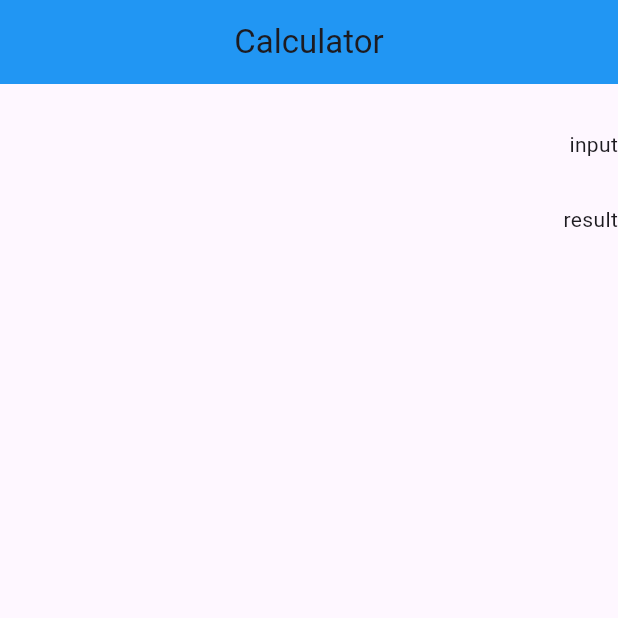
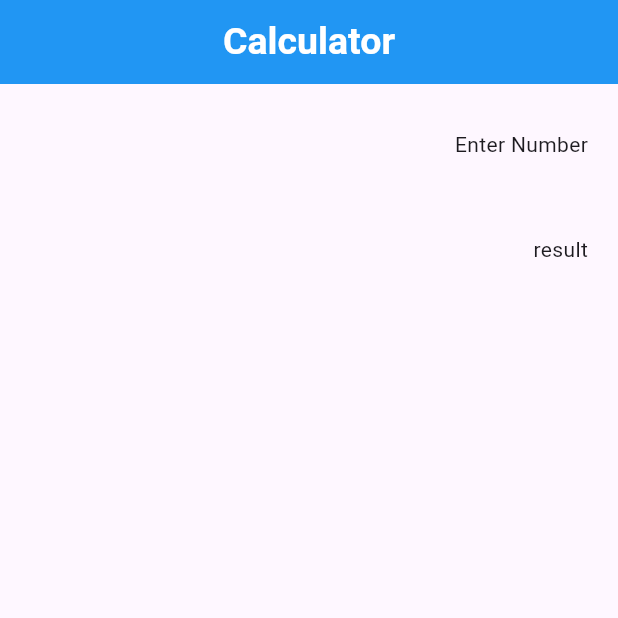
Before and after one commit to bipin24746/calculator, a Flutter app: the screen it shows after launch, on a phone screen of 412 x 824 dp, the top half of it. Run offline on Flutter 3.47's test engine with Material 3 defaults, Android fonts, the phone set to English and light mode, and no system bars.

Commit message:
Starting to make calculator

```diff
--- a/lib/homepage.dart
+++ b/lib/homepage.dart
@@ -1,46 +1,53 @@
 import 'package:flutter/material.dart';
 
-class Calculator extends StatefulWidget {
+class Calculator extends StatelessWidget {
   const Calculator({super.key});
 
-  @override
-  State<Calculator> createState() => _CalculatorState();
-}
-
-class _CalculatorState extends State<Calculator> {
   @override
   Widget build(BuildContext context) {
     return Scaffold(
       appBar: AppBar(
         centerTitle: true,
+        title: Text(
+          "Calculator",
+          style: TextStyle(
+              fontSize: 25, fontWeight: FontWeight.bold, color: Colors.white),
+        ),
         backgroundColor: Colors.blue,
-        title: Text("Calculator"),
       ),
       body: Column(
         children: [
-          Column(
+          SizedBox(
+            height: 50,
+            child: Column(
               mainAxisAlignment: MainAxisAlignment.end,
               children: [
+                Container(
+                  alignment: Alignment.bottomRight,
+                  child: Padding(
+                    padding: const EdgeInsets.only(right: 20),
+                    child: Column(
+                      children: [Text("Enter Number")],
+                    ),
+                  ),
+                )
+              ],
+            ),
+          ),
+          const SizedBox(
+            height: 50,
+          ),
           SizedBox(
             height: 50,
             child: Container(
               alignment: Alignment.bottomRight,
-                  child: Text("input"),
+              child: Padding(
+                padding: const EdgeInsets.only(right: 20),
+                child: Column(
+                  children: [Text("result")],
                 ),
-              )
-            ],
               ),
-          Column(
-            mainAxisAlignment: MainAxisAlignment.end,
-            children: [
-              SizedBox(
-                height: 50,
-                child: Container(
-                  alignment: Alignment.bottomRight,
-                  child: Text("result"),
             ),
-              )
-            ],
           )
         ],
       ),
```
Lines whose indentation alone changed are shown as unchanged.
